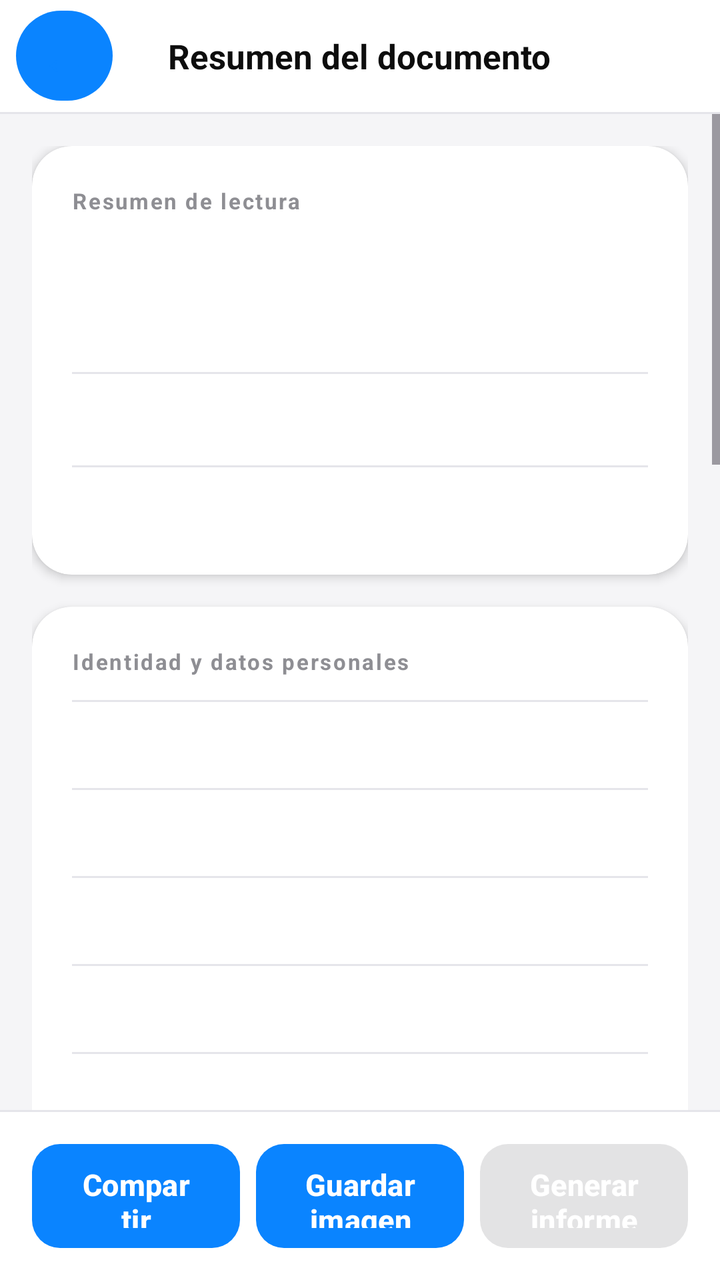
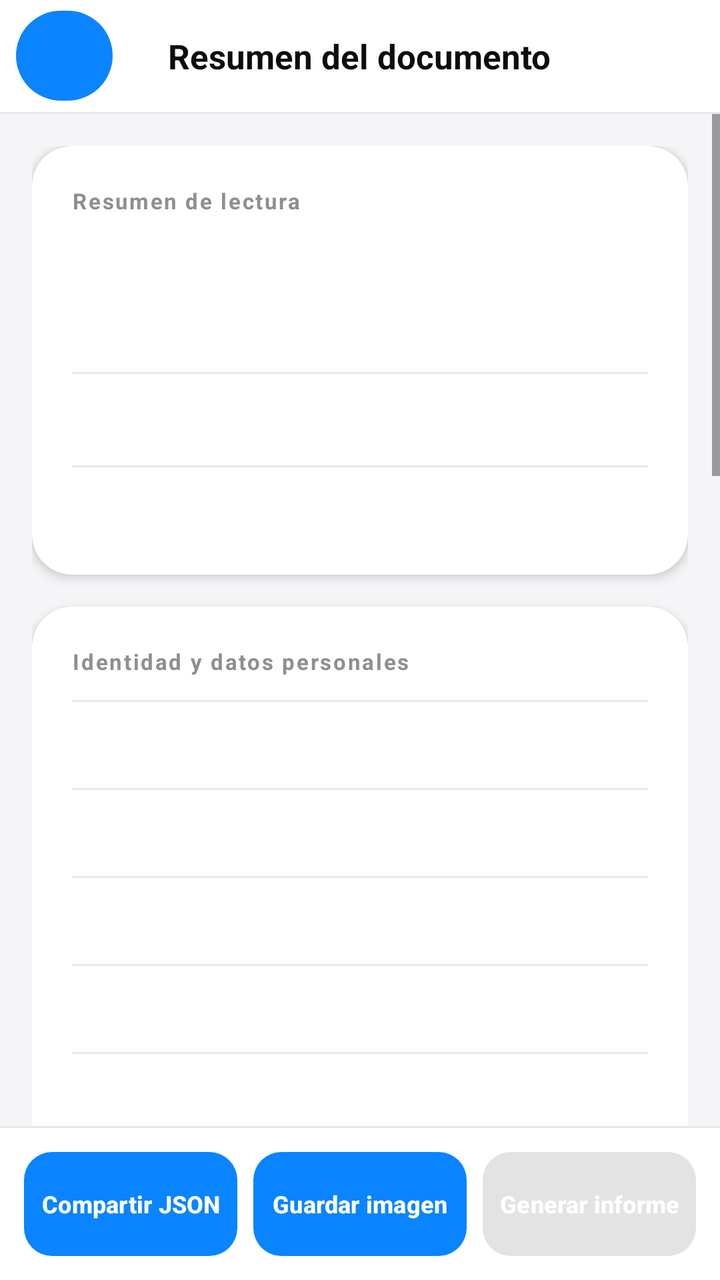

Before-and-after screenshots of an Android layout around one commit, followed by the original layout XML and the change that was made.
<!-- AndroidManifest.xml: application theme Theme.DetectorNFC -->
<!-- res/layout/activity_result.xml -->
<?xml version="1.0" encoding="utf-8"?>
<LinearLayout xmlns:android="http://schemas.android.com/apk/res/android"
    xmlns:app="http://schemas.android.com/apk/res-auto"
    android:layout_width="match_parent"
    android:layout_height="match_parent"
    android:orientation="vertical"
    android:background="@color/screen_background">

    
    <RelativeLayout
        android:layout_width="match_parent"
        android:layout_height="@dimen/topbar_height"
        android:background="@color/card_background"
        android:paddingStart="8dp"
        android:paddingEnd="20dp">

        <Button
            android:id="@+id/btn_back"
            android:layout_width="wrap_content"
            android:layout_height="wrap_content"
            android:layout_alignParentStart="true"
            android:layout_centerVertical="true"
            android:background="@null"
            android:minWidth="0dp"
            android:minHeight="0dp"
            android:text="&#8592;"
            android:textColor="@color/primary"
            android:textSize="24sp"
            android:textAllCaps="false"
            android:paddingStart="12dp"
            android:paddingEnd="12dp"/>

        <TextView
            android:layout_width="wrap_content"
            android:layout_height="wrap_content"
            android:layout_centerInParent="true"
            android:text="@string/results_title"
            android:textSize="17sp"
            android:textStyle="bold"
            android:textColor="@color/text_primary"/>
    </RelativeLayout>

    <View
        android:layout_width="match_parent"
        android:layout_height="1dp"
        android:background="@color/divider"/>

    
    <ScrollView
        android:id="@+id/scroll"
        android:layout_width="match_parent"
        android:layout_height="0dp"
        android:layout_weight="1"
        android:fillViewport="false">

        <LinearLayout
            android:layout_width="match_parent"
            android:layout_height="wrap_content"
            android:orientation="vertical"
            android:padding="16dp"
            android:paddingBottom="24dp">

            
            <androidx.cardview.widget.CardView
                android:id="@+id/card_warning"
                android:layout_width="match_parent"
                android:layout_height="wrap_content"
                android:layout_marginBottom="@dimen/section_gap"
                android:visibility="gone"
                app:cardCornerRadius="16dp"
                app:cardElevation="2dp"
                app:cardBackgroundColor="@color/card_background">

                <LinearLayout
                    android:layout_width="match_parent"
                    android:layout_height="wrap_content"
                    android:background="@drawable/bg_warning_soft"
                    android:orientation="vertical"
                    android:padding="18dp">

                    <TextView
                        android:layout_width="match_parent"
                        android:layout_height="wrap_content"
                        android:drawablePadding="8dp"
                        android:text="@string/result_warning_title"
                        android:textColor="#856404"
                        android:textSize="14sp"
                        android:textStyle="bold"/>

                    <TextView
                        android:id="@+id/tv_warning"
                        android:layout_width="match_parent"
                        android:layout_height="wrap_content"
                        android:layout_marginTop="6dp"
                        android:textColor="#856404"
                        android:textSize="13sp"/>
                </LinearLayout>
            </androidx.cardview.widget.CardView>

            
            <androidx.cardview.widget.CardView
                android:layout_width="match_parent"
                android:layout_height="wrap_content"
                android:layout_marginBottom="@dimen/section_gap"
                app:cardCornerRadius="20dp"
                app:cardElevation="3dp"
                app:cardBackgroundColor="@color/card_background">

                <LinearLayout
                    android:layout_width="match_parent"
                    android:layout_height="wrap_content"
                    android:orientation="vertical"
                    android:padding="20dp">

                    <TextView
                        android:layout_width="match_parent"
                        android:layout_height="wrap_content"
                        android:text="@string/result_summary_title"
                        android:textSize="11sp"
                        android:textColor="@color/text_secondary"
                        android:textStyle="bold"
                        android:letterSpacing="0.08"/>

                    <TextView
                        android:id="@+id/tv_doc_title"
                        android:layout_width="match_parent"
                        android:layout_height="wrap_content"
                        android:layout_marginTop="10dp"
                        android:textColor="@color/text_primary"
                        android:textSize="22sp"
                        android:textStyle="bold"/>

                    <TextView
                        android:id="@+id/tv_doc_subtitle"
                        android:layout_width="match_parent"
                        android:layout_height="wrap_content"
                        android:layout_marginTop="4dp"
                        android:textColor="@color/text_secondary"
                        android:textSize="14sp"/>

                    
                    <View
                        android:layout_width="match_parent"
                        android:layout_height="1dp"
                        android:layout_marginTop="16dp"
                        android:layout_marginBottom="4dp"
                        android:background="@color/divider"/>

                    <TextView
                        android:id="@+id/tv_uid"
                        android:layout_width="match_parent"
                        android:layout_height="wrap_content"
                        android:paddingTop="12dp"
                        android:paddingBottom="12dp"
                        android:textSize="13sp"
                        android:textColor="@color/text_primary"/>

                    <View
                        android:layout_width="match_parent"
                        android:layout_height="1dp"
                        android:background="@color/divider"/>

                    <TextView
                        android:id="@+id/tv_can"
                        android:layout_width="match_parent"
                        android:layout_height="wrap_content"
                        android:paddingTop="12dp"
                        android:paddingBottom="4dp"
                        android:textSize="13sp"
                        android:textColor="@color/text_primary"/>

                </LinearLayout>
            </androidx.cardview.widget.CardView>

            
            <androidx.cardview.widget.CardView
                android:layout_width="match_parent"
                android:layout_height="wrap_content"
                android:layout_marginBottom="@dimen/section_gap"
                app:cardCornerRadius="20dp"
                app:cardElevation="3dp"
                app:cardBackgroundColor="@color/card_background">

                <LinearLayout
                    android:layout_width="match_parent"
                    android:layout_height="wrap_content"
                    android:orientation="vertical"
                    android:padding="20dp">

                    <TextView
                        android:layout_width="match_parent"
                        android:layout_height="wrap_content"
                        android:text="@string/result_identity_title"
                        android:textSize="11sp"
                        android:textColor="@color/text_secondary"
                        android:textStyle="bold"
                        android:letterSpacing="0.08"/>

                    <View
                        android:layout_width="match_parent"
                        android:layout_height="1dp"
                        android:layout_marginTop="12dp"
                        android:background="@color/divider"/>

                    <TextView
                        android:id="@+id/tv_name"
                        android:layout_width="match_parent"
                        android:layout_height="wrap_content"
                        android:paddingTop="12dp"
                        android:paddingBottom="12dp"
                        android:textSize="14sp"
                        android:textColor="@color/text_primary"/>

                    <View android:layout_width="match_parent" android:layout_height="1dp" android:background="@color/divider"/>

                    <TextView
                        android:id="@+id/tv_surname"
                        android:layout_width="match_parent"
                        android:layout_height="wrap_content"
                        android:paddingTop="12dp"
                        android:paddingBottom="12dp"
                        android:textSize="14sp"
                        android:textColor="@color/text_primary"/>

                    <View android:layout_width="match_parent" android:layout_height="1dp" android:background="@color/divider"/>

                    <TextView
                        android:id="@+id/tv_doc_number"
                        android:layout_width="match_parent"
                        android:layout_height="wrap_content"
                        android:paddingTop="12dp"
                        android:paddingBottom="12dp"
                        android:textSize="14sp"
                        android:textColor="@color/text_primary"/>

                    <View android:layout_width="match_parent" android:layout_height="1dp" android:background="@color/divider"/>

                    <TextView
                        android:id="@+id/tv_birth_date"
                        android:layout_width="match_parent"
                        android:layout_height="wrap_content"
                        android:paddingTop="12dp"
                        android:paddingBottom="12dp"
                        android:textSize="14sp"
                        android:textColor="@color/text_primary"/>

                    <View android:layout_width="match_parent" android:layout_height="1dp" android:background="@color/divider"/>

                    <TextView
                        android:id="@+id/tv_nationality"
                        android:layout_width="match_parent"
                        android:layout_height="wrap_content"
                        android:paddingTop="12dp"
                        android:paddingBottom="12dp"
                        android:textSize="14sp"
                        android:textColor="@color/text_primary"/>

                    <View android:layout_width="match_parent" android:layout_height="1dp" android:background="@color/divider"/>

                    <TextView
                        android:id="@+id/tv_gender"
                        android:layout_width="match_parent"
                        android:layout_height="wrap_content"
                        android:paddingTop="12dp"
                        android:paddingBottom="12dp"
                        android:textSize="14sp"
                        android:textColor="@color/text_primary"/>

                    <View android:layout_width="match_parent" android:layout_height="1dp" android:background="@color/divider"/>

                    <TextView
                        android:id="@+id/tv_birth_place"
                        android:layout_width="match_parent"
                        android:layout_height="wrap_content"
                        android:paddingTop="12dp"
                        android:paddingBottom="12dp"
                        android:textSize="14sp"
                        android:textColor="@color/text_primary"/>

                    <View android:layout_width="match_parent" android:layout_height="1dp" android:background="@color/divider"/>

                    <TextView
                        android:id="@+id/tv_address"
                        android:layout_width="match_parent"
                        android:layout_height="wrap_content"
                        android:paddingTop="12dp"
                        android:paddingBottom="12dp"
                        android:textSize="14sp"
                        android:textColor="@color/text_primary"/>

                    <View android:layout_width="match_parent" android:layout_height="1dp" android:background="@color/divider"/>

                    <TextView
                        android:id="@+id/tv_father_name"
                        android:layout_width="match_parent"
                        android:layout_height="wrap_content"
                        android:paddingTop="12dp"
                        android:paddingBottom="12dp"
                        android:textSize="14sp"
                        android:textColor="@color/text_primary"/>

                    <View android:layout_width="match_parent" android:layout_height="1dp" android:background="@color/divider"/>

                    <TextView
                        android:id="@+id/tv_mother_name"
                        android:layout_width="match_parent"
                        android:layout_height="wrap_content"
                        android:paddingTop="12dp"
                        android:paddingBottom="12dp"
                        android:textSize="14sp"
                        android:textColor="@color/text_primary"/>

                    <View android:layout_width="match_parent" android:layout_height="1dp" android:background="@color/divider"/>

                    <TextView
                        android:id="@+id/tv_support_number"
                        android:layout_width="match_parent"
                        android:layout_height="wrap_content"
                        android:paddingTop="12dp"
                        android:paddingBottom="12dp"
                        android:textSize="14sp"
                        android:textColor="@color/text_primary"/>

                    <View android:layout_width="match_parent" android:layout_height="1dp" android:background="@color/divider"/>

                    <TextView
                        android:id="@+id/tv_type"
                        android:layout_width="match_parent"
                        android:layout_height="wrap_content"
                        android:paddingTop="12dp"
                        android:paddingBottom="12dp"
                        android:textSize="14sp"
                        android:textColor="@color/text_primary"/>

                    <View android:layout_width="match_parent" android:layout_height="1dp" android:background="@color/divider"/>

                    <TextView
                        android:id="@+id/tv_country"
                        android:layout_width="match_parent"
                        android:layout_height="wrap_content"
                        android:paddingTop="12dp"
                        android:paddingBottom="12dp"
                        android:textSize="14sp"
                        android:textColor="@color/text_primary"/>

                    <View android:layout_width="match_parent" android:layout_height="1dp" android:background="@color/divider"/>

                    <TextView
                        android:id="@+id/tv_architecture"
                        android:layout_width="match_parent"
                        android:layout_height="wrap_content"
                        android:paddingTop="12dp"
                        android:paddingBottom="12dp"
                        android:textSize="14sp"
                        android:textColor="@color/text_primary"/>

                    <View android:layout_width="match_parent" android:layout_height="1dp" android:background="@color/divider"/>

                    <TextView
                        android:id="@+id/tv_error_value"
                        android:layout_width="match_parent"
                        android:layout_height="wrap_content"
                        android:paddingTop="12dp"
                        android:paddingBottom="4dp"
                        android:textSize="14sp"
                        android:textColor="@color/text_primary"/>

                </LinearLayout>
            </androidx.cardview.widget.CardView>

            
            <androidx.cardview.widget.CardView
                android:id="@+id/card_photo"
                android:layout_width="match_parent"
                android:layout_height="wrap_content"
                android:layout_marginBottom="@dimen/section_gap"
                app:cardCornerRadius="20dp"
                app:cardElevation="3dp"
                app:cardBackgroundColor="@color/card_background">

                <LinearLayout
                    android:layout_width="match_parent"
                    android:layout_height="wrap_content"
                    android:orientation="vertical"
                    android:padding="20dp">

                    <TextView
                        android:layout_width="match_parent"
                        android:layout_height="wrap_content"
                        android:text="@string/result_photo_title"
                        android:textSize="11sp"
                        android:textColor="@color/text_secondary"
                        android:textStyle="bold"
                        android:letterSpacing="0.08"/>

                    <ImageView
                        android:id="@+id/iv_photo"
                        android:layout_width="match_parent"
                        android:layout_height="wrap_content"
                        android:layout_marginTop="12dp"
                        android:adjustViewBounds="true"
                        android:contentDescription="@string/result_photo_content_description"
                        android:scaleType="fitCenter"
                        android:background="@drawable/bg_input"
                        android:visibility="gone"/>

                    <TextView
                        android:id="@+id/tv_photo_placeholder"
                        android:layout_width="match_parent"
                        android:layout_height="wrap_content"
                        android:layout_marginTop="12dp"
                        android:background="@drawable/bg_info_row"
                        android:padding="14dp"
                        android:text="@string/no_photo_available"
                        android:textColor="@color/text_secondary"
                        android:textSize="13sp"/>

                    
                    <View
                        android:layout_width="match_parent"
                        android:layout_height="1dp"
                        android:layout_marginTop="20dp"
                        android:layout_marginBottom="4dp"
                        android:background="@color/divider"/>

                    <TextView
                        android:layout_width="match_parent"
                        android:layout_height="wrap_content"
                        android:layout_marginTop="12dp"
                        android:text="@string/result_signature_title"
                        android:textSize="11sp"
                        android:textColor="@color/text_secondary"
                        android:textStyle="bold"
                        android:letterSpacing="0.08"/>

                    <ImageView
                        android:id="@+id/iv_signature"
                        android:layout_width="match_parent"
                        android:layout_height="wrap_content"
                        android:layout_marginTop="12dp"
                        android:adjustViewBounds="true"
                        android:contentDescription="@string/result_signature_content_description"
                        android:scaleType="fitCenter"
                        android:background="@drawable/bg_input"
                        android:visibility="gone"/>

                    <TextView
                        android:id="@+id/tv_signature_placeholder"
                        android:layout_width="match_parent"
                        android:layout_height="wrap_content"
                        android:layout_marginTop="12dp"
                        android:background="@drawable/bg_info_row"
                        android:padding="14dp"
                        android:text="@string/no_signature_available"
                        android:textColor="@color/text_secondary"
                        android:textSize="13sp"/>

                </LinearLayout>
            </androidx.cardview.widget.CardView>

            
            <androidx.cardview.widget.CardView
                android:layout_width="match_parent"
                android:layout_height="wrap_content"
                android:layout_marginBottom="@dimen/section_gap"
                app:cardCornerRadius="20dp"
                app:cardElevation="3dp"
                app:cardBackgroundColor="@color/card_background">

                <LinearLayout
                    android:layout_width="match_parent"
                    android:layout_height="wrap_content"
                    android:orientation="vertical"
                    android:padding="20dp">

                    <TextView
                        android:layout_width="match_parent"
                        android:layout_height="wrap_content"
                        android:text="@string/result_dgs_title"
                        android:textSize="11sp"
                        android:textColor="@color/text_secondary"
                        android:textStyle="bold"
                        android:letterSpacing="0.08"/>

                    <LinearLayout
                        android:id="@+id/ll_dg_rows"
                        android:layout_width="match_parent"
                        android:layout_height="wrap_content"
                        android:layout_marginTop="12dp"
                        android:orientation="vertical"/>

                </LinearLayout>
            </androidx.cardview.widget.CardView>

            
            <androidx.cardview.widget.CardView
                android:layout_width="match_parent"
                android:layout_height="wrap_content"
                app:cardCornerRadius="20dp"
                app:cardElevation="3dp"
                app:cardBackgroundColor="@color/card_background">

                <LinearLayout
                    android:layout_width="match_parent"
                    android:layout_height="wrap_content"
                    android:orientation="vertical"
                    android:padding="20dp">

                    <TextView
                        android:layout_width="match_parent"
                        android:layout_height="wrap_content"
                        android:text="@string/result_diag_title"
                        android:textSize="11sp"
                        android:textColor="@color/text_secondary"
                        android:textStyle="bold"
                        android:letterSpacing="0.08"/>

                    <LinearLayout
                        android:id="@+id/ll_diag_rows"
                        android:layout_width="match_parent"
                        android:layout_height="wrap_content"
                        android:layout_marginTop="12dp"
                        android:orientation="vertical"/>

                </LinearLayout>
            </androidx.cardview.widget.CardView>

        </LinearLayout>
    </ScrollView>

    
    <View
        android:layout_width="match_parent"
        android:layout_height="1dp"
        android:background="@color/divider"/>

    <LinearLayout
        android:id="@+id/button_bar"
        android:layout_width="match_parent"
        android:layout_height="wrap_content"
        android:background="@color/card_background"
        android:orientation="horizontal"
        android:padding="16dp">

        <Button
            android:id="@+id/btn_share"
            style="@style/Widget_DetectorNFC_PrimaryButton"
            android:layout_width="0dp"
            android:layout_height="@dimen/btn_height"
            android:layout_weight="1"
            android:text="@string/share_json"/>

        <View android:layout_width="8dp" android:layout_height="match_parent"/>

        <Button
            android:id="@+id/btn_save_image"
            style="@style/Widget_DetectorNFC_PrimaryButton"
            android:layout_width="0dp"
            android:layout_height="@dimen/btn_height"
            android:layout_weight="1"
            android:text="@string/save_image"/>

        <View android:layout_width="8dp" android:layout_height="match_parent"/>

        <Button
            android:id="@+id/btn_generate_report"
            style="@style/Widget_DetectorNFC_PrimaryButton"
            android:layout_width="0dp"
            android:layout_height="@dimen/btn_height"
            android:layout_weight="1"
            android:enabled="false"
            android:text="@string/generate_report"/>

    </LinearLayout>

</LinearLayout>
<!-- resources referenced by this layout -->
<resources>
  <color name="card_background">#FFFFFF</color>
  <color name="divider">#E5E5EA</color>
  <color name="primary">#0A84FF</color>
  <color name="screen_background">#F5F5F7</color>
  <color name="text_primary">#0D0D0D</color>
  <color name="text_secondary">#8E8E93</color>
  <dimen name="btn_height">52dp</dimen>
  <dimen name="section_gap">16dp</dimen>
  <dimen name="topbar_height">56dp</dimen>
  <!-- drawable bg_info_row (drawable) -->
  <?xml version="1.0" encoding="utf-8"?>
  <shape xmlns:android="http://schemas.android.com/apk/res/android"
      android:shape="rectangle">
      <solid android:color="@color/input_background"/>
      <corners android:radius="10dp"/>
  </shape>
  <!-- drawable bg_input (drawable) -->
  <?xml version="1.0" encoding="utf-8"?>
  <shape xmlns:android="http://schemas.android.com/apk/res/android"
      android:shape="rectangle">
      <solid android:color="@color/input_background"/>
      <corners android:radius="12dp"/>
  </shape>
  <!-- drawable bg_warning_soft (drawable) -->
  <?xml version="1.0" encoding="utf-8"?>
  <shape xmlns:android="http://schemas.android.com/apk/res/android"
      android:shape="rectangle">
      <solid android:color="#FFF3CD"/>
      <corners android:radius="12dp"/>
      <stroke android:width="1dp" android:color="#FFD97D"/>
  </shape>
  <string name="generate_report">Generar informe</string>
  <string name="no_photo_available">No se ha podido extraer una fotografía válida del chip.</string>
  <string name="no_signature_available">No se ha podido extraer una firma manuscrita válida del chip.</string>
  <string name="result_dgs_title">Data Groups leídos</string>
  <string name="result_diag_title">Diagnóstico por arquitectura</string>
  <string name="result_identity_title">Identidad y datos personales</string>
  <string name="result_photo_content_description">Foto leída del documento</string>
  <string name="result_photo_title">Fotografía del chip (DG2)</string>
  <string name="result_signature_content_description">Firma manuscrita leída del documento</string>
  <string name="result_signature_title">Firma manuscrita del chip (DG7)</string>
  <string name="result_summary_title">Resumen de lectura</string>
  <string name="result_warning_title">Avisos de compatibilidad</string>
  <string name="results_title">Resumen del documento</string>
  <string name="save_image">Guardar imagen</string>
  <string name="share_json">Compartir JSON</string>
  <style name="Widget_DetectorNFC_PrimaryButton">
          <item name="android:background">@drawable/btn_primary</item>
          <item name="android:textColor">@color/white</item>
          <item name="android:textSize">15sp</item>
          <item name="android:textStyle">bold</item>
          <item name="android:textAllCaps">false</item>
          <item name="android:minHeight">@dimen/btn_height</item>
          <item name="android:paddingStart">24dp</item>
          <item name="android:paddingEnd">24dp</item>
      </style>
  <style name="Theme.DetectorNFC" parent="Base.Theme.DetectorNFC" />
  <color name="input_background">#F2F2F7</color>
  <color name="white">#FFFFFFFF</color>
  <style name="Base.Theme.DetectorNFC" parent="Theme.Material3.DayNight.NoActionBar">
          <item name="colorPrimary">@color/primary</item>
          <item name="colorPrimaryVariant">@color/primary_variant</item>
          <item name="colorSecondary">@color/accent</item>
          <item name="android:windowBackground">@color/screen_background</item>
          <item name="android:textColor">@color/text_primary</item>
          <item name="android:statusBarColor">@android:color/transparent</item>
          <item name="android:navigationBarColor">@android:color/transparent</item>
      </style>
  <color name="btn_black">#0D0D0D</color>
  <color name="primary_variant">#0066CC</color>
  <color name="accent">#30D158</color>
  <!-- unchanged entries left out for length: 1 -->
</resources>

<!-- the commit's change to res/layout/activity_result.xml (unified diff, before → after) -->
@@ -1,6 +1,7 @@
 <?xml version="1.0" encoding="utf-8"?>
 <LinearLayout xmlns:android="http://schemas.android.com/apk/res/android"
     xmlns:app="http://schemas.android.com/apk/res-auto"
+    android:id="@+id/result_root"
     android:layout_width="match_parent"
     android:layout_height="match_parent"
     android:orientation="vertical"
@@ -540,34 +541,60 @@
         android:layout_height="wrap_content"
         android:background="@color/card_background"
         android:orientation="horizontal"
-        android:padding="16dp">
+        android:gravity="center_vertical"
+        android:paddingStart="12dp"
+        android:paddingEnd="12dp"
+        android:paddingTop="12dp"
+        android:paddingBottom="12dp">
 
         <Button
             android:id="@+id/btn_share"
             style="@style/Widget_DetectorNFC_PrimaryButton"
             android:layout_width="0dp"
-            android:layout_height="@dimen/btn_height"
+            android:layout_height="wrap_content"
             android:layout_weight="1"
+            android:gravity="center"
+            android:maxLines="1"
+            android:autoSizeTextType="uniform"
+            android:autoSizeMinTextSize="10sp"
+            android:autoSizeMaxTextSize="15sp"
+            android:autoSizeStepGranularity="1sp"
+            android:paddingStart="6dp"
+            android:paddingEnd="6dp"
             android:text="@string/share_json"/>
-
-        <View android:layout_width="8dp" android:layout_height="match_parent"/>
 
         <Button
             android:id="@+id/btn_save_image"
             style="@style/Widget_DetectorNFC_PrimaryButton"
             android:layout_width="0dp"
-            android:layout_height="@dimen/btn_height"
+            android:layout_height="wrap_content"
             android:layout_weight="1"
+            android:layout_marginStart="8dp"
+            android:gravity="center"
+            android:maxLines="1"
+            android:autoSizeTextType="uniform"
+            android:autoSizeMinTextSize="10sp"
+            android:autoSizeMaxTextSize="15sp"
+            android:autoSizeStepGranularity="1sp"
+            android:paddingStart="6dp"
+            android:paddingEnd="6dp"
             android:text="@string/save_image"/>
-
-        <View android:layout_width="8dp" android:layout_height="match_parent"/>
 
         <Button
             android:id="@+id/btn_generate_report"
             style="@style/Widget_DetectorNFC_PrimaryButton"
             android:layout_width="0dp"
-            android:layout_height="@dimen/btn_height"
+            android:layout_height="wrap_content"
             android:layout_weight="1"
+            android:layout_marginStart="8dp"
+            android:gravity="center"
+            android:maxLines="1"
+            android:autoSizeTextType="uniform"
+            android:autoSizeMinTextSize="10sp"
+            android:autoSizeMaxTextSize="15sp"
+            android:autoSizeStepGranularity="1sp"
+            android:paddingStart="6dp"
+            android:paddingEnd="6dp"
             android:enabled="false"
             android:text="@string/generate_report"/>
 
